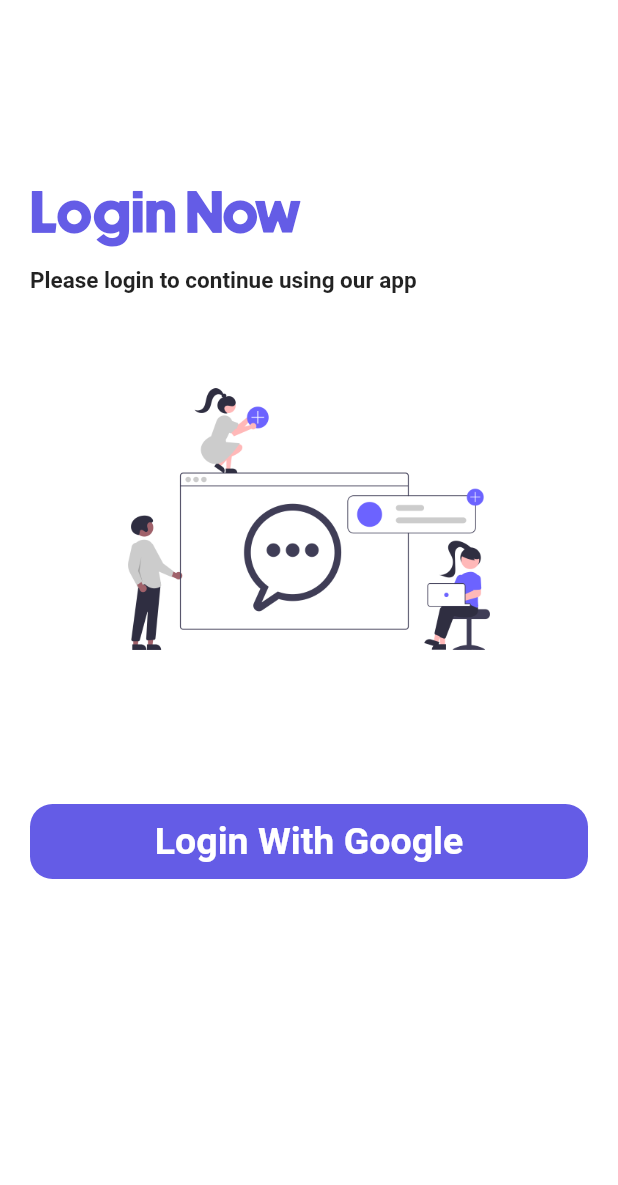
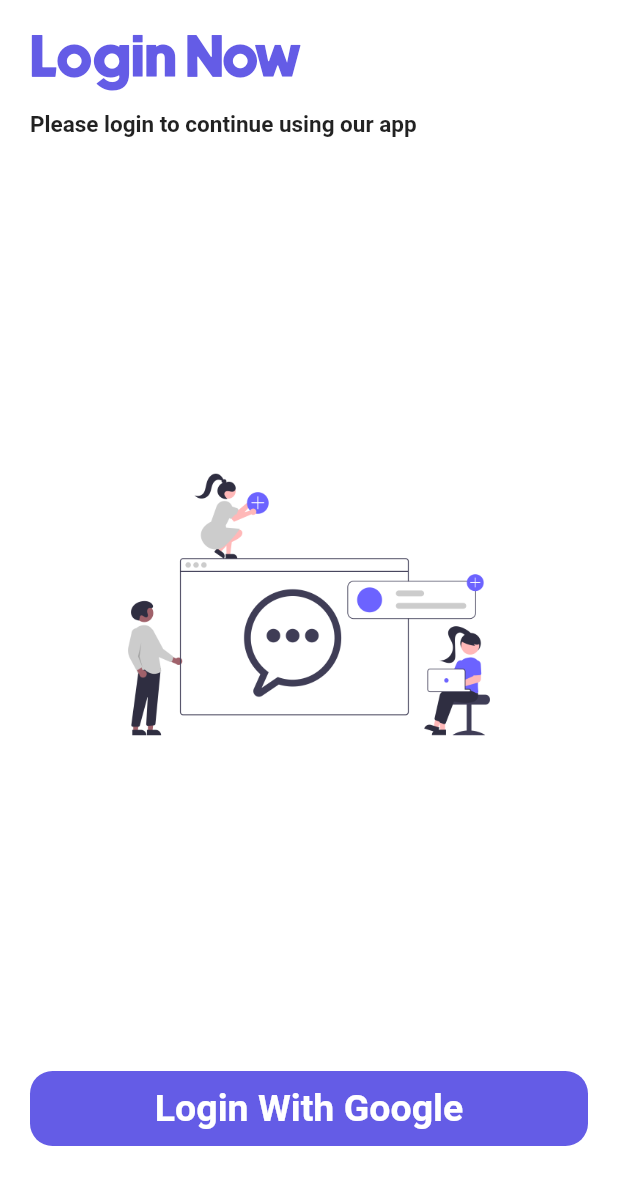
Before and after one commit to moayyadmn/chat_app, a Flutter app: the LogInScreen screen opened by its route, on a phone screen of 412 x 824 dp. Shown: the top 1185 px of the screen. Run offline on Flutter 3.47's test engine with Material 2 defaults, Android fonts, the phone set to English and light mode, and no system bars; our stand-ins replace cloud_firestore, dots_indicator, firebase_auth, firebase_core, flutter_bloc, get and 1 more; accounts and stored records are empty.

Commit message:
change some colors and add some features

```diff
--- a/lib/cubits/chat_cubit/chat_cubit.dart
+++ b/lib/cubits/chat_cubit/chat_cubit.dart
@@ -15,7 +15,7 @@
       {required String message, required var email, required String docUid}) {
     messages.doc(docUid).collection('messagesList').add({
       'message': message,
-      'sentAt': DateTime.now(),
+      'sentAt': DateTime.now().toString(),
       'id': email,
     });
   }
--- a/lib/models/message.dart
+++ b/lib/models/message.dart
@@ -1,10 +1,11 @@
 class Message {
   final String message;
   final String email;
-
-  Message(this.message,this.email);
+  final DateTime sentAt;
+  Message(this.message, this.email, this.sentAt);
 
   factory Message.fromJason(jasonData) {
-    return Message(jasonData['message'] , jasonData['id']);
+    return Message(jasonData['message'], jasonData['id'],
+        DateTime.parse(jasonData['sentAt']));
   }
 }
--- a/lib/screens/login_screen.dart
+++ b/lib/screens/login_screen.dart
@@ -6,17 +6,8 @@
 import 'package:flutter_bloc/flutter_bloc.dart';
 import '../cubits/login_cubit/login_cubit.dart';
 
-class LogInScreen extends StatefulWidget {
+class LogInScreen extends StatelessWidget {
   const LogInScreen({super.key});
-
-  @override
-  State<LogInScreen> createState() => _LogInScreenState();
-}
-
-class _LogInScreenState extends State<LogInScreen> {
-  String? email, password;
-
-  final GlobalKey<FormState> formKey = GlobalKey();
 
   @override
   Widget build(BuildContext context) {
@@ -48,8 +39,8 @@
               padding: const EdgeInsets.all(20),
               child: Column(
                 crossAxisAlignment: CrossAxisAlignment.start,
+                mainAxisAlignment: MainAxisAlignment.spaceBetween,
                 children: [
-                  const Spacer(flex: 1),
                   const Text(
                     textAlign: TextAlign.start,
                     'Login Now',
@@ -66,6 +57,7 @@
                     'Please login to continue using our app',
                     style: TextStyle(fontSize: 15, fontWeight: FontWeight.bold),
                   ),
+                  const Spacer(),
                   Row(
                     mainAxisAlignment: MainAxisAlignment.center,
                     children: [
@@ -76,9 +68,7 @@
                       ),
                     ],
                   ),
-                  const SizedBox(
-                    height: 40,
-                  ),
+                  const Spacer(),
                   GestureDetector(
                     onTap: () async {
                       BlocProvider.of<LoginCubit>(context).loginSuccess();
@@ -101,9 +91,8 @@
                     ),
                   ),
                   const SizedBox(
-                    height: 10,
+                    height: 40,
                   ),
-                  const Spacer(flex: 2),
                 ],
               ),
             ),
--- a/lib/screens/welcome_screen.dart
+++ b/lib/screens/welcome_screen.dart
@@ -54,7 +54,7 @@
                   bottom: 60,
                   child: GestureDetector(
                     onTap: () {
-                      Get.toNamed(kLoginRoute);
+                      Get.offAndToNamed(kLoginRoute);
                     },
                     child: Container(
                       alignment: Alignment.center,
```
Also changed, not shown: lib/main.dart (+4 -4 lines), lib/screens/chat_screen.dart (+35 -10 lines), lib/screens/users_list_screen.dart (renamed from lib/screens/user_chat_screen.dart, +5 -4 lines), lib/widgets/chat_buble_widget.dart (+53 -16 lines), lib/widgets/user_card_widget.dart (+5 -3 lines), lib/cubits/login_cubit/login_cubit.dart (line endings or trailing spaces).
